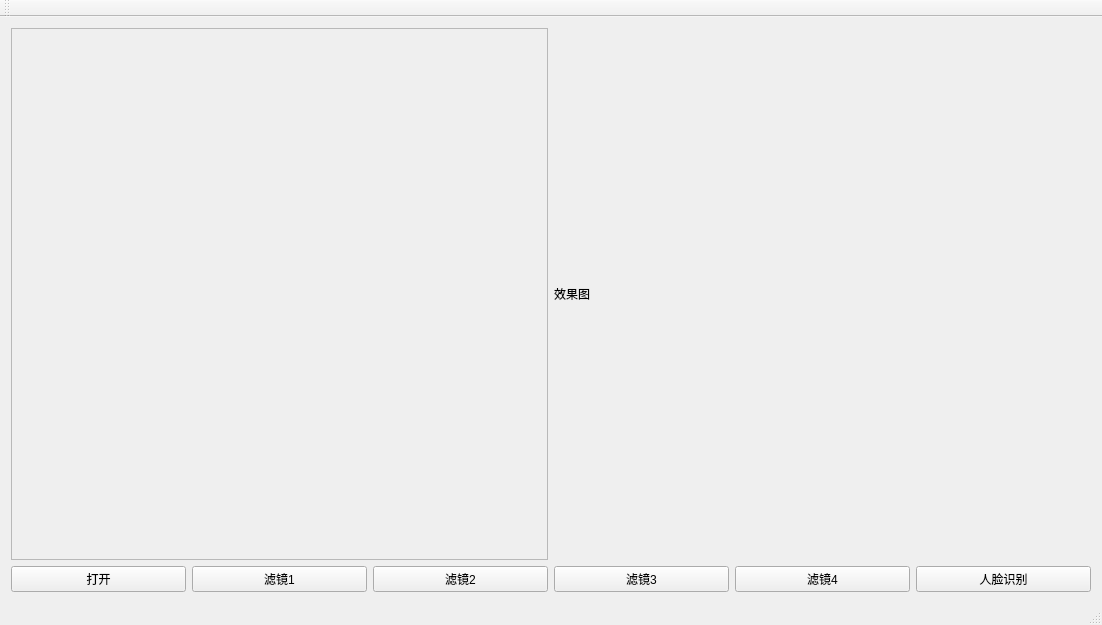
GenerousMan/OOP_final, file BeautyWho/BeautyWho/BeautyWho.ui: the form before one commit.
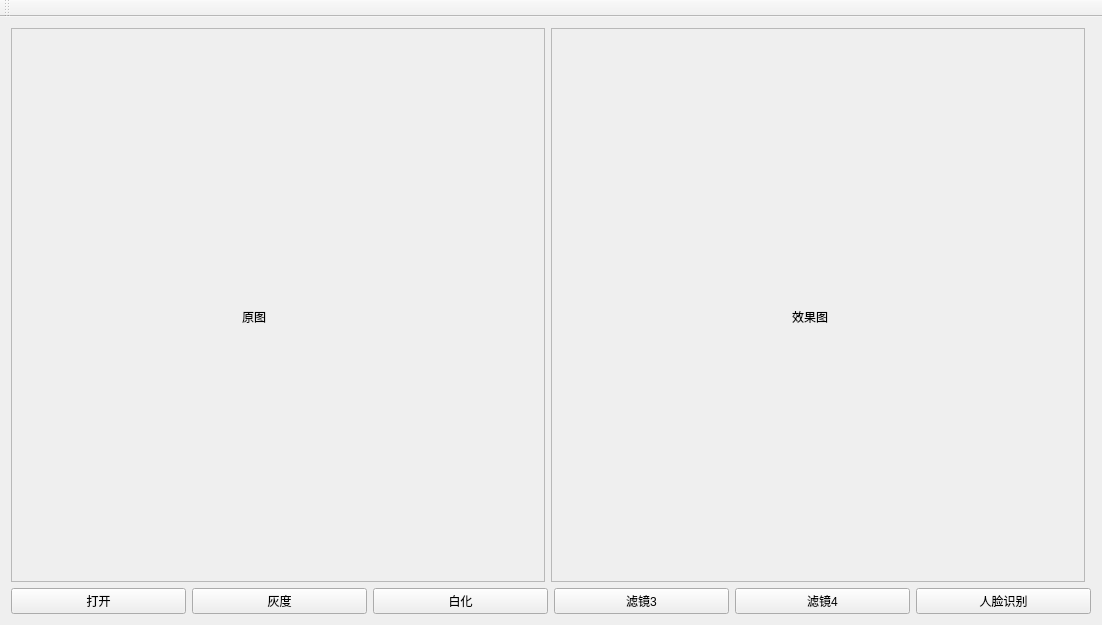
The form after the commit.

Patch:
```diff
--- a/BeautyWho/BeautyWho/BeautyWho.ui
+++ b/BeautyWho/BeautyWho/BeautyWho.ui
@@ -15,37 +15,7 @@
   </property>
   <widget class="QWidget" name="centralWidget">
    <layout class="QGridLayout" name="gridLayout">
-    <item row="0" column="0">
-     <widget class="QScrollArea" name="picbefore">
-      <property name="sizePolicy">
-       <sizepolicy hsizetype="Preferred" vsizetype="Expanding">
-        <horstretch>0</horstretch>
-        <verstretch>0</verstretch>
-       </sizepolicy>
-      </property>
-      <property name="widgetResizable">
-       <bool>true</bool>
-      </property>
-      <widget class="QWidget" name="scrollAreaWidgetContents">
-       <property name="geometry">
-        <rect>
-         <x>0</x>
-         <y>0</y>
-         <width>535</width>
-         <height>525</height>
-        </rect>
-       </property>
-      </widget>
-     </widget>
-    </item>
-    <item row="0" column="1">
-     <widget class="QLabel" name="Pic_After">
-      <property name="text">
-       <string>效果图</string>
-      </property>
-     </widget>
-    </item>
-    <item row="1" column="0" colspan="2">
+    <item row="1" column="0" colspan="3">
      <layout class="QHBoxLayout" name="horizontalLayout">
       <item>
        <widget class="QPushButton" name="Open">
@@ -69,7 +39,7 @@
          </sizepolicy>
         </property>
         <property name="text">
-         <string>滤镜1</string>
+         <string>灰度</string>
         </property>
        </widget>
       </item>
@@ -82,7 +52,7 @@
          </sizepolicy>
         </property>
         <property name="text">
-         <string>滤镜2</string>
+         <string>白化</string>
         </property>
        </widget>
       </item>
@@ -127,6 +97,78 @@
       </item>
      </layout>
     </item>
+    <item row="0" column="0">
+     <widget class="QScrollArea" name="picbefore">
+      <property name="sizePolicy">
+       <sizepolicy hsizetype="Expanding" vsizetype="Expanding">
+        <horstretch>0</horstretch>
+        <verstretch>0</verstretch>
+       </sizepolicy>
+      </property>
+      <property name="widgetResizable">
+       <bool>true</bool>
+      </property>
+      <widget class="QWidget" name="scrollAreaWidgetContents">
+       <property name="geometry">
+        <rect>
+         <x>0</x>
+         <y>0</y>
+         <width>531</width>
+         <height>550</height>
+        </rect>
+       </property>
+       <widget class="QLabel" name="label">
+        <property name="geometry">
+         <rect>
+          <x>230</x>
+          <y>280</y>
+          <width>72</width>
+          <height>15</height>
+         </rect>
+        </property>
+        <property name="sizePolicy">
+         <sizepolicy hsizetype="Expanding" vsizetype="Expanding">
+          <horstretch>0</horstretch>
+          <verstretch>0</verstretch>
+         </sizepolicy>
+        </property>
+        <property name="text">
+         <string>原图</string>
+        </property>
+       </widget>
+      </widget>
+     </widget>
+    </item>
+    <item row="0" column="1">
+     <widget class="QScrollArea" name="picafter">
+      <property name="widgetResizable">
+       <bool>true</bool>
+      </property>
+      <widget class="QWidget" name="scrollAreaWidgetContents_2">
+       <property name="geometry">
+        <rect>
+         <x>0</x>
+         <y>0</y>
+         <width>531</width>
+         <height>550</height>
+        </rect>
+       </property>
+       <widget class="QLabel" name="label_2">
+        <property name="geometry">
+         <rect>
+          <x>240</x>
+          <y>280</y>
+          <width>72</width>
+          <height>15</height>
+         </rect>
+        </property>
+        <property name="text">
+         <string>效果图</string>
+        </property>
+       </widget>
+      </widget>
+     </widget>
+    </item>
    </layout>
   </widget>
   <widget class="QToolBar" name="mainToolBar">
@@ -137,7 +179,11 @@
     <bool>false</bool>
    </attribute>
   </widget>
-  <widget class="QStatusBar" name="statusBar"/>
+  <action name="action_open">
+   <property name="text">
+    <string>open</string>
+   </property>
+  </action>
  </widget>
  <layoutdefault spacing="6" margin="11"/>
  <resources/>
```
Left out of the diff: 71 changed lines with no effect on the pictures.
